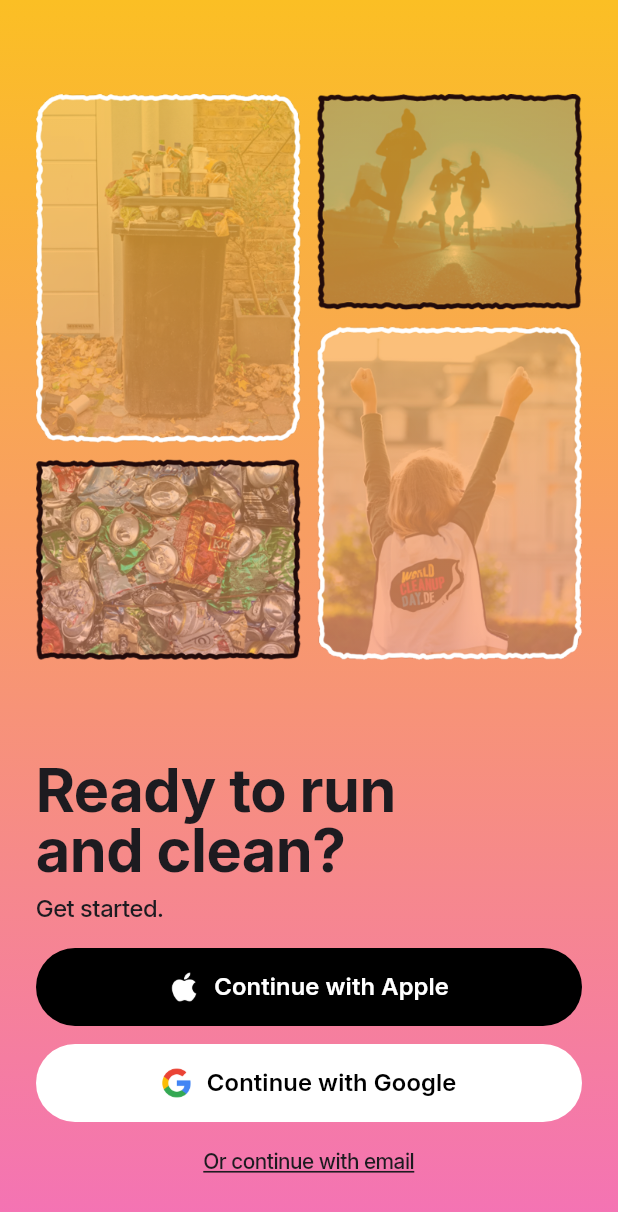
After one commit to 2026-UK-Global-Internship/SDSD, a Flutter app: the LoginScreen screen opened directly, on a phone screen of 412 x 824 dp. The commit adds this screen. Shown: the top 1212 px of the screen. Run offline on Flutter 3.47's test engine with Material 3 defaults, Android fonts, the phone set to English and light mode, and no system bars; our stand-ins replace firebase_core; accounts and stored records are empty.

Commit message:
feat: complete login screen with social buttons and logo icons

```diff
--- /dev/null
+++ b/client/lib/screens/login_screen.dart
@@ -0,0 +1,144 @@
+import 'package:flutter/material.dart';
+import '../theme/app_text_styles.dart';
+
+class LoginScreen extends StatelessWidget {
+  const LoginScreen({super.key});
+
+  static const _gradient = LinearGradient(
+    begin: Alignment.topCenter,
+    end: Alignment.bottomCenter,
+    colors: [Color(0xFFFBBF24), Color(0xFFF472B6)],
+  );
+
+  @override
+  Widget build(BuildContext context) {
+    return Scaffold(
+      body: Container(
+        decoration: const BoxDecoration(gradient: _gradient),
+        child: SafeArea(
+          child: Padding(
+            padding: const EdgeInsets.symmetric(horizontal: 24),
+            child: Column(
+              crossAxisAlignment: CrossAxisAlignment.start,
+              children: [
+                // 상단: 네컷 사진
+                const Spacer(),
+                Image.asset(
+                  'assets/images/login_photos.png',
+                  width: double.infinity,
+                  height: 500,
+                  fit: BoxFit.contain,
+                ),
+                const SizedBox(height: 5),
+                // 제목
+                const Text(
+                  'Ready to run\nand clean?',
+                  style: TextStyle(
+                    fontFamily: 'Inter',
+                    fontWeight: FontWeight.w700,
+                    fontSize: 40,
+                    height: 1,
+                  ),
+                ),
+                const SizedBox(height: 8),
+                Text('Get started.', style: AppTextStyles.medium16),
+                const Spacer(flex: 10),
+                // Apple 버튼 (검정)
+                _SocialButton(
+                  iconPath: 'assets/images/icons/ic_apple.png',
+                  label: 'Continue with Apple',
+                  backgroundColor: Colors.black,
+                  textColor: Colors.white,
+                  onPressed: () {
+                    // TODO: Apple 로그인
+                  },
+                ),
+                const SizedBox(height: 12),
+                // Google 버튼 (흰색)
+                _SocialButton(
+                  iconPath: 'assets/images/icons/ic_google.png',
+                  label: 'Continue with Google',
+                  backgroundColor: Colors.white,
+                  textColor: Colors.black,
+                  onPressed: () {
+                    // TODO: Google 로그인
+                  },
+                ),
+                const SizedBox(height: 16),
+                // 이메일로 계속하기 링크
+                Center(
+                  child: GestureDetector(
+                    onTap: () {
+                      // TODO: 이메일 회원가입 페이지로 이동
+                    },
+                    child: const Text(
+                      'Or continue with email',
+                      style: TextStyle(
+                        fontFamily: 'Inter',
+                        fontWeight: FontWeight.w500,
+                        fontSize: 14,
+                        decoration: TextDecoration.underline,
+                      ),
+                    ),
+                  ),
+                ),
+                const SizedBox(height: 40),
+              ],
+            ),
+          ),
+        ),
+      ),
+    );
+  }
+}
+
+// ---------- 소셜 로그인 버튼 (Apple/Google 공용) ----------
+class _SocialButton extends StatelessWidget {
+  const _SocialButton({
+    required this.iconPath,
+    required this.label,
+    required this.backgroundColor,
+    required this.textColor,
+    required this.onPressed,
+  });
+
+  final String iconPath;
+  final String label;
+  final Color backgroundColor;
+  final Color textColor;
+  final VoidCallback onPressed;
+
+  @override
+  Widget build(BuildContext context) {
+    return SizedBox(
+      width: double.infinity,
+      height: 52,
+      child: ElevatedButton(
+        onPressed: onPressed,
+        style: ElevatedButton.styleFrom(
+          backgroundColor: backgroundColor,
+          elevation: 0,
+          shape: RoundedRectangleBorder(
+            borderRadius: BorderRadius.circular(26),
+          ),
+        ),
+        child: Row(
+          mainAxisAlignment: MainAxisAlignment.center,
+          children: [
+            Image.asset(iconPath, width: 20, height: 20),
+            const SizedBox(width: 10),
+            Text(
+              label,
+              style: TextStyle(
+                fontFamily: 'Inter',
+                fontWeight: FontWeight.w600,
+                fontSize: 16,
+                color: textColor,
+              ),
+            ),
+          ],
+        ),
+      ),
+    );
+  }
+}
--- a/client/lib/screens/onboarding_screen.dart
+++ b/client/lib/screens/onboarding_screen.dart
@@ -1,5 +1,6 @@
 import 'package:flutter/material.dart';
 import '../theme/app_text_styles.dart';
+import 'login_screen.dart';
 
 class OnboardingScreen extends StatefulWidget {
   const OnboardingScreen({super.key});
@@ -27,7 +28,9 @@ class _OnboardingScreenState extends State<OnboardingScreen> {
         curve: Curves.easeInOut,
       );
     } else {
-      //TODO: Start 누르면 다음 화면(회원가입/홈)으로 이동
+      Navigator.of(
+        context,
+      ).pushReplacement(MaterialPageRoute(builder: (_) => const LoginScreen()));
     }
   }
 
@@ -67,7 +70,8 @@ class _OnboardingScreenState extends State<OnboardingScreen> {
                   children: [
                     Image.asset(
                       'assets/images/onboarding_clouds.png',
-                      fit: BoxFit.cover,
+                      fit: BoxFit.fitWidth,
+                      alignment: Alignment.topCenter,
                     ),
                     Center(
                       child: Image.asset(
@@ -143,7 +147,7 @@ class _OnboardingScreenState extends State<OnboardingScreen> {
   // ---------- 공통 하단 (텍스트 + 점 + 버튼) ----------
   Widget _buildBottom({required String title, required String buttonLabel}) {
     return SizedBox(
-      height: 280, // 하단 영역 전체 높이 — 이 숫자로 영역 크기 조절
+      height: 260, // 하단 영역 전체 높이 — 이 숫자로 영역 크기 조절
       child: Padding(
         padding: const EdgeInsets.fromLTRB(24, 24, 24, 40),
         child: Column(
--- a/client/lib/screens/splash_screen.dart
+++ b/client/lib/screens/splash_screen.dart
@@ -14,7 +14,7 @@ class _SplashScreenState extends State<SplashScreen> {
   @override
   void initState() {
     super.initState();
-    Timer(const Duration(seconds: 50), () {
+    Timer(const Duration(seconds: 10), () {
       if (!mounted) return;
       Navigator.of(context).pushReplacement(
         MaterialPageRoute(builder: (_) => const OnboardingScreen()),
```
Also changed, not shown: client/assets/images/icons/ic_apple.png (added), client/assets/images/icons/ic_google.png (added), client/assets/images/login_photos.png (added), client/pubspec.lock.
